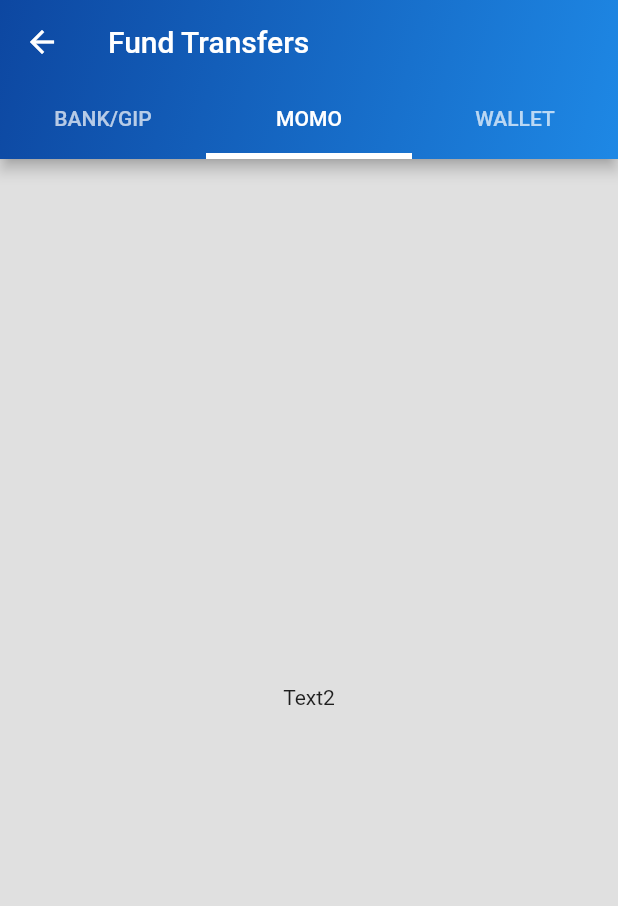
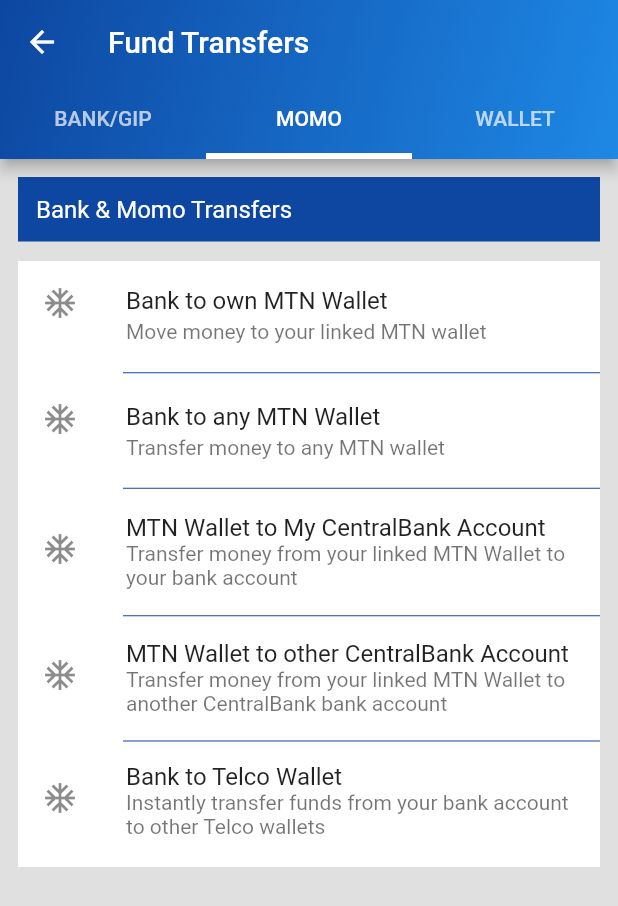
Before and after one commit to Baayeh/banking_app, a Flutter app: the Transfers screen opened directly, tab 2 chosen, on a phone screen of 412 x 824 dp. Shown: the top 906 px of the screen. Run offline on Flutter 3.47's test engine with Material 2 defaults, Android fonts, the phone set to English and light mode, and no system bars; our stand-ins replace keyboard_dismisser.

Commit message:
Refactoring code and updating project

```diff
--- a/lib/main.dart
+++ b/lib/main.dart
@@ -1,7 +1,6 @@
+import 'package:banking_app/screens/authenticate/auth_home.dart';
+import 'package:banking_app/screens/loading.dart';
 import 'package:flutter/material.dart';
-import 'package:banking_app/pages/loading.dart';
-import 'package:banking_app/pages/authenticate/auth_home.dart';
-import 'package:banking_app/pages/home.dart';
 
 void main() {
   runApp(MaterialApp(
--- a/lib/pages/sections/tabBar.dart
+++ /dev/null
@@ -1,39 +0,0 @@
-import 'package:flutter/material.dart';
-
-class BottomTabBar extends StatefulWidget {
-  @override
-  _BottomTabBarState createState() => _BottomTabBarState();
-}
-
-class _BottomTabBarState extends State<BottomTabBar> {
-  int _selectedIndex = 0;
-
-  List<Widget> _widgetOptions = [
-    Text('Home'),
-    Text('Transfers'),
-    Text('History'),
-  ];
-
-  void _onItemTap(int index) {
-    setState(() {
-      _selectedIndex = index;
-    });
-  }
-
-  @override
-  Widget build(BuildContext context) {
-    return BottomNavigationBar(
-      elevation: 10,
-      selectedItemColor: Colors.blue[900],
-      items: [
-        BottomNavigationBarItem(
-            icon: Icon(Icons.dashboard), label: 'Dashboard'),
-        BottomNavigationBarItem(
-            icon: Icon(Icons.swap_horiz), label: 'Transfers'),
-        BottomNavigationBarItem(icon: Icon(Icons.history), label: 'History'),
-      ],
-      currentIndex: _selectedIndex,
-      onTap: _onItemTap,
-    );
-  }
-}
--- a/lib/pages/sections/transfers.dart
+++ /dev/null
@@ -1,123 +0,0 @@
-import 'package:flutter/material.dart';
-
-class Transfers extends StatelessWidget {
-  @override
-  Widget build(BuildContext context) {
-    return DefaultTabController(
-      length: 3,
-      child: Scaffold(
-        backgroundColor: Colors.grey[300],
-        appBar: AppBar(
-          //backgroundColor: Colors.blue[900],
-          flexibleSpace: Container(
-            decoration: BoxDecoration(
-                gradient: LinearGradient(
-                    colors: [Colors.blue[600], Colors.blue[900]],
-                    begin: Alignment.bottomRight,
-                    end: Alignment.topLeft)),
-          ),
-          bottom: TabBar(
-            indicatorColor: Colors.white,
-            indicatorWeight: 4,
-            tabs: [
-              Tab(
-                text: 'BANK/GIP',
-              ),
-              Tab(
-                text: 'MOMO',
-              ),
-              Tab(
-                text: 'WALLET',
-              )
-            ],
-          ),
-          leading: IconButton(
-            onPressed: () {},
-            icon: Icon(Icons.arrow_back),
-          ),
-          title: Text('Fund Transfers'),
-        ),
-        body: TabBarView(
-          children: [buildBank(), buildMomo(), buildWallet()],
-        ),
-      ),
-    );
-  }
-
-  Widget buildBank() => Padding(
-        padding: const EdgeInsets.all(12),
-        child: ListView(
-          children: [
-            Container(
-              padding: EdgeInsets.all(12),
-              decoration: BoxDecoration(
-                color: Colors.blue[900],
-              ),
-              child: Text(
-                'Bank, GIP & ACH Transfers',
-                style: TextStyle(color: Colors.white, fontSize: 16),
-              ),
-            ),
-            Container(
-              margin: EdgeInsets.fromLTRB(0, 13, 0, 0),
-              color: Colors.white,
-              child: Column(
-                children: [
-                  ListTile(
-                    leading: Icon(Icons.ac_unit),
-                    title: Text('Intra Account Transfers'),
-                    subtitle:
-                        Text('Move money to own account linked to the App'),
-                  ),
-                  Divider(
-                    height: 5,
-                    color: Colors.blue[900],
-                    indent: 70,
-                  ),
-                  ListTile(
-                    leading: Icon(Icons.ac_unit),
-                    title: Text('Inter Account Transfers'),
-                    subtitle: Text('Move money to another CalBank account'),
-                  ),
-                  Divider(
-                    height: 5,
-                    color: Colors.blue[900],
-                    indent: 70,
-                  ),
-                  SizedBox(
-                    height: 10,
-                  ),
-                  ListTile(
-                    leading: Icon(Icons.ac_unit),
-                    title: Text('Inter Bank Transfers (ACH)'),
-                    subtitle: Text(
-                        'Transfer money to any bank account. Choose between Express and Regular transfer modes.'),
-                  ),
-                  SizedBox(
-                    height: 10,
-                  ),
-                  Divider(
-                    height: 5,
-                    color: Colors.blue[900],
-                    indent: 70,
-                  ),
-                  ListTile(
-                    leading: Icon(Icons.ac_unit),
-                    title: Text('Instant Bank to Other Bank'),
-                    subtitle: Text('Instantly move money to any bank'),
-                  )
-                ],
-              ),
-            )
-          ],
-        ),
-      );
-
-  Widget buildMomo() => Center(
-        child: Text('Text2'),
-      );
-
-  Widget buildWallet() => Center(
-        child: Text('Text3'),
-      );
-}
--- a/lib/pages/authenticate/sign_in.dart
+++ b/lib/screens/authenticate/sign_in.dart
@@ -1,5 +1,5 @@
-import 'package:banking_app/pages/authenticate/auth_home.dart';
-import 'package:banking_app/pages/home.dart';
+import 'package:banking_app/screens/authenticate/auth_home.dart';
+import 'package:banking_app/screens/home.dart';
 import 'package:flutter/material.dart';
 import 'package:flutter/services.dart';
 import 'package:keyboard_dismisser/keyboard_dismisser.dart';
--- a/lib/pages/sections/dashboard.dart
+++ b/lib/screens/dashboard.dart
@@ -1,9 +1,16 @@
+import 'package:banking_app/sections/sidebar.dart';
 import 'package:flutter/material.dart';
 
 class Dashboard extends StatelessWidget {
   @override
   Widget build(BuildContext context) {
     return Scaffold(
+      drawer: SideBar(),
+      appBar: AppBar(
+        backgroundColor: Colors.blue[900],
+        title: Text('My Dashboard'),
+        actions: [IconButton(icon: Icon(Icons.logout), onPressed: () {})],
+      ),
       body: Padding(
         padding: const EdgeInsets.all(8.0),
         child: SingleChildScrollView(
--- a/lib/pages/home.dart
+++ b/lib/screens/home.dart
@@ -1,10 +1,7 @@
-//import 'package:banking_app/pages/authenticate/auth_home.dart';
-import 'package:banking_app/pages/sections/dashboard.dart';
-import 'package:banking_app/pages/sections/history.dart';
-import 'package:banking_app/pages/sections/transfers.dart';
+import 'package:banking_app/screens/dashboard.dart';
+import 'package:banking_app/screens/history.dart';
+import 'package:banking_app/screens/transfers.dart';
 import 'package:flutter/material.dart';
-import 'package:banking_app/pages/sections/navbar.dart';
-//import 'package:banking_app/pages/sections/tabBar.dart';
 
 class Home extends StatefulWidget {
   @override
@@ -25,12 +22,6 @@ class _HomeState extends State<Home> {
   @override
   Widget build(BuildContext context) {
     return Scaffold(
-        drawer: NavBar(),
-        appBar: AppBar(
-          backgroundColor: Colors.blue[900],
-          title: Text('My Dashboard'),
-          actions: [IconButton(icon: Icon(Icons.logout), onPressed: () {})],
-        ),
         body: Center(
           child: _widgetOptions.elementAt(_selectedIndex),
         ),
--- a/lib/pages/loading.dart
+++ b/lib/screens/loading.dart
@@ -1,8 +1,7 @@
 import 'dart:async';
 
-import 'package:banking_app/pages/authenticate/auth_home.dart';
-import 'package:banking_app/pages/home.dart';
-import 'package:banking_app/pages/sections/transfers.dart';
+import 'package:banking_app/screens/authenticate/auth_home.dart';
+import 'package:banking_app/screens/home.dart';
 import 'package:flutter/material.dart';
 
 class Loading extends StatefulWidget {
@@ -18,7 +17,7 @@ class _LoadingState extends State<Loading> {
 
     Timer(Duration(seconds: 3), () {
       Navigator.of(context)
-          .pushReplacement(MaterialPageRoute(builder: (_) => Transfers()));
+          .pushReplacement(MaterialPageRoute(builder: (_) => Home()));
     });
   }
 
--- /dev/null
+++ b/lib/screens/transfers.dart
@@ -0,0 +1,267 @@
+import 'package:banking_app/screens/home.dart';
+import 'package:flutter/material.dart';
+
+class Transfers extends StatelessWidget {
+  @override
+  Widget build(BuildContext context) {
+    return DefaultTabController(
+      length: 3,
+      child: Scaffold(
+        backgroundColor: Colors.grey[300],
+        appBar: AppBar(
+          //backgroundColor: Colors.blue[900],
+          flexibleSpace: Container(
+            decoration: BoxDecoration(
+                gradient: LinearGradient(
+                    colors: [Colors.blue[600], Colors.blue[900]],
+                    begin: Alignment.bottomRight,
+                    end: Alignment.topLeft)),
+          ),
+          bottom: TabBar(
+            indicatorColor: Colors.white,
+            indicatorWeight: 4,
+            tabs: [
+              Tab(
+                text: 'BANK/GIP',
+              ),
+              Tab(
+                text: 'MOMO',
+              ),
+              Tab(
+                text: 'WALLET',
+              )
+            ],
+          ),
+          leading: IconButton(
+            onPressed: () {
+              Navigator.of(context)
+                  .pushReplacement(MaterialPageRoute(builder: (_) => Home()));
+            },
+            icon: Icon(Icons.arrow_back),
+          ),
+          title: Text('Fund Transfers'),
+        ),
+        body: TabBarView(
+          children: [buildBank(), buildMomo(), buildWallet()],
+        ),
+      ),
+    );
+  }
+
+  Widget buildBank() => Padding(
+        padding: const EdgeInsets.all(12),
+        child: ListView(
+          children: [
+            Container(
+              padding: EdgeInsets.all(12),
+              decoration: BoxDecoration(
+                color: Colors.blue[900],
+              ),
+              child: Text(
+                'Bank, GIP & ACH Transfers',
+                style: TextStyle(color: Colors.white, fontSize: 16),
+              ),
+            ),
+            Container(
+              margin: EdgeInsets.fromLTRB(0, 13, 0, 0),
+              color: Colors.white,
+              child: Column(
+                children: [
+                  ListTile(
+                    leading: Icon(Icons.ac_unit),
+                    title: Text('Intra Account Transfers'),
+                    subtitle:
+                        Text('Move money to own account linked to the App'),
+                  ),
+                  Divider(
+                    height: 5,
+                    color: Colors.blue[900],
+                    indent: 70,
+                  ),
+                  ListTile(
+                    leading: Icon(Icons.ac_unit),
+                    title: Text('Inter Account Transfers'),
+                    subtitle: Text('Move money to another CalBank account'),
+                  ),
+                  Divider(
+                    height: 5,
+                    color: Colors.blue[900],
+                    indent: 70,
+                  ),
+                  SizedBox(
+                    height: 10,
+                  ),
+                  ListTile(
+                    leading: Icon(Icons.ac_unit),
+                    title: Text('Inter Bank Transfers (ACH)'),
+                    subtitle: Text(
+                        'Transfer money to any bank account. Choose between Express and Regular transfer modes.'),
+                  ),
+                  SizedBox(
+                    height: 10,
+                  ),
+                  Divider(
+                    height: 5,
+                    color: Colors.blue[900],
+                    indent: 70,
+                  ),
+                  ListTile(
+                    leading: Icon(Icons.ac_unit),
+                    title: Text('Instant Bank to Other Bank'),
+                    subtitle: Text('Instantly move money to any bank'),
+                  )
+                ],
+              ),
+            )
+          ],
+        ),
+      );
+
+  Widget buildMomo() => Padding(
+        padding: const EdgeInsets.all(12),
+        child: ListView(
+          children: [
+            Container(
+              padding: EdgeInsets.all(12),
+              decoration: BoxDecoration(
+                color: Colors.blue[900],
+              ),
+              child: Text(
+                'Bank & Momo Transfers',
+                style: TextStyle(color: Colors.white, fontSize: 16),
+              ),
+            ),
+            Container(
+              margin: EdgeInsets.fromLTRB(0, 13, 0, 0),
+              padding: EdgeInsets.fromLTRB(0, 0, 0, 10),
+              color: Colors.white,
+              child: Column(
+                children: [
+                  ListTile(
+                    leading: Icon(Icons.ac_unit),
+                    title: Text('Bank to own MTN Wallet'),
+                    subtitle: Text('Move money to your linked MTN wallet'),
+                  ),
+                  Divider(
+                    height: 5,
+                    color: Colors.blue[900],
+                    indent: 70,
+                  ),
+                  ListTile(
+                    leading: Icon(Icons.ac_unit),
+                    title: Text('Bank to any MTN Wallet'),
+                    subtitle: Text('Transfer money to any MTN wallet'),
+                  ),
+                  Divider(
+                    height: 5,
+                    color: Colors.blue[900],
+                    indent: 70,
+                  ),
+                  SizedBox(
+                    height: 10,
+                  ),
+                  ListTile(
+                    leading: Icon(Icons.ac_unit),
+                    title: Text('MTN Wallet to My CentralBank Account'),
+                    subtitle: Text(
+                        'Transfer money from your linked MTN Wallet to your bank account'),
+                  ),
+                  SizedBox(
+                    height: 10,
+                  ),
+                  Divider(
+                    height: 7,
+                    color: Colors.blue[900],
+                    indent: 70,
+                  ),
+                  Padding(
+                    padding: const EdgeInsets.fromLTRB(0, 8, 0, 8),
+                    child: ListTile(
+                      leading: Icon(Icons.ac_unit),
+                      title: Text('MTN Wallet to other CentralBank Account'),
+                      subtitle: Text(
+                          'Transfer money from your linked MTN Wallet to another CentralBank bank account'),
+                    ),
+                  ),
+                  Divider(
+                    height: 10,
+                    color: Colors.blue[900],
+                    indent: 70,
+                  ),
+                  Padding(
+                    padding: const EdgeInsets.fromLTRB(0, 5, 0, 5),
+                    child: ListTile(
+                      leading: Icon(Icons.ac_unit),
+                      title: Text('Bank to Telco Wallet'),
+                      subtitle: Text(
+                          'Instantly transfer funds from your bank account to other Telco wallets'),
+                      onTap: () {},
+                      hoverColor: Colors.amber,
+                    ),
+                  ),
+                ],
+              ),
+            )
+          ],
+        ),
+      );
+
+  Widget buildWallet() => Padding(
+        padding: const EdgeInsets.all(12),
+        child: ListView(
+          children: [
+            Container(
+              padding: EdgeInsets.all(12),
+              decoration: BoxDecoration(
+                color: Colors.blue[900],
+              ),
+              child: Text(
+                'Central Wallet Transfers',
+                style: TextStyle(color: Colors.white, fontSize: 16),
+              ),
+            ),
+            Container(
+              margin: EdgeInsets.fromLTRB(0, 13, 0, 0),
+              padding: EdgeInsets.fromLTRB(0, 0, 0, 10),
+              color: Colors.white,
+              child: Column(
+                children: [
+                  Padding(
+                    padding: const EdgeInsets.fromLTRB(0, 6, 0, 6),
+                    child: ListTile(
+                      leading: Icon(Icons.ac_unit),
+                      title: Text('Central Wallet to Central Wallet'),
+                      subtitle: Text(
+                          'Transfer money from your Wallet to another Wallet'),
+                    ),
+                  ),
+                  Divider(
+                    height: 5,
+                    color: Colors.blue[900],
+                    indent: 70,
+                  ),
+                  ListTile(
+                    leading: Icon(Icons.ac_unit),
+                    title: Text('Bank to own Central Wallet'),
+                    subtitle: Text('Move money to your Central wallet'),
+                  ),
+                  Divider(
+                    height: 5,
+                    color: Colors.blue[900],
+                    indent: 70,
+                  ),
+                  SizedBox(
+                    height: 10,
+                  ),
+                  ListTile(
+                    leading: Icon(Icons.ac_unit),
+                    title: Text('Bank to any Central Wallet'),
+                    subtitle: Text('Transfer money to any Central wallet'),
+                  )
+                ],
+              ),
+            )
+          ],
+        ),
+      );
+}
--- a/lib/pages/sections/navbar.dart
+++ b/lib/sections/sidebar.dart
@@ -1,6 +1,6 @@
 import 'package:flutter/material.dart';
 
-class NavBar extends StatelessWidget {
+class SideBar extends StatelessWidget {
   @override
   Widget build(BuildContext context) {
     return Drawer(
@@ -38,6 +38,7 @@ class NavBar extends StatelessWidget {
                 style: TextStyle(fontSize: 17, color: Colors.blue[900]),
               ),
               onTap: () {},
+              hoverColor: Colors.amber,
             ),
           ),
           Container(
```
Also changed, not shown: lib/screens/authenticate/auth_home.dart (renamed from lib/pages/authenticate/auth_home.dart), lib/screens/authenticate/sign_up.dart (renamed from lib/pages/authenticate/sign_up.dart), lib/screens/history.dart (renamed from lib/pages/sections/history.dart).
